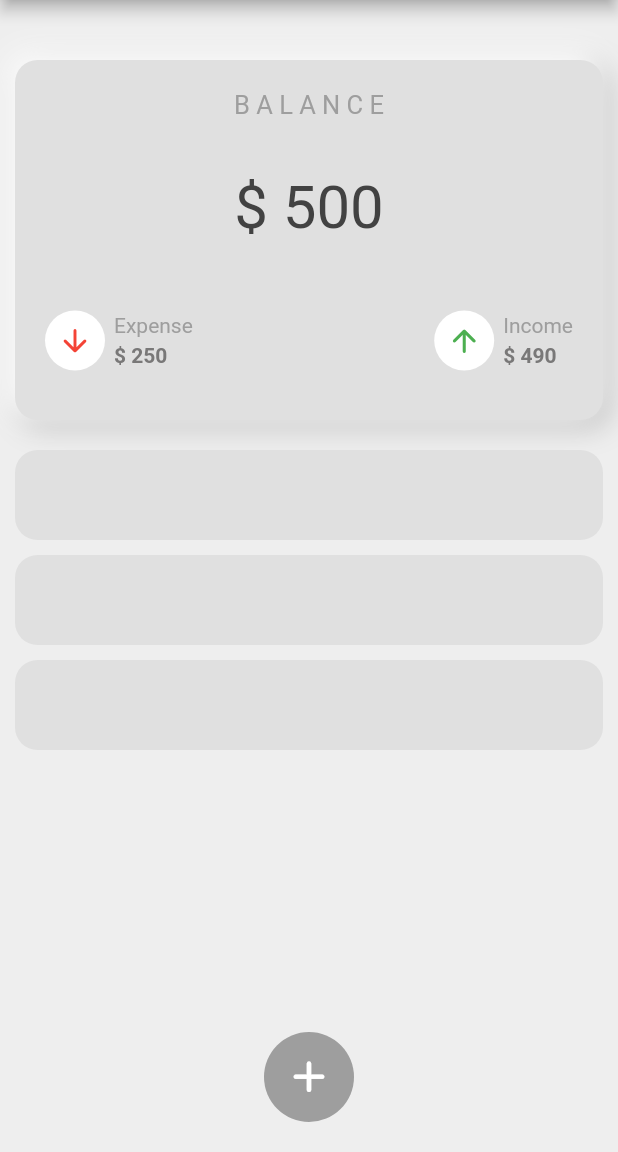
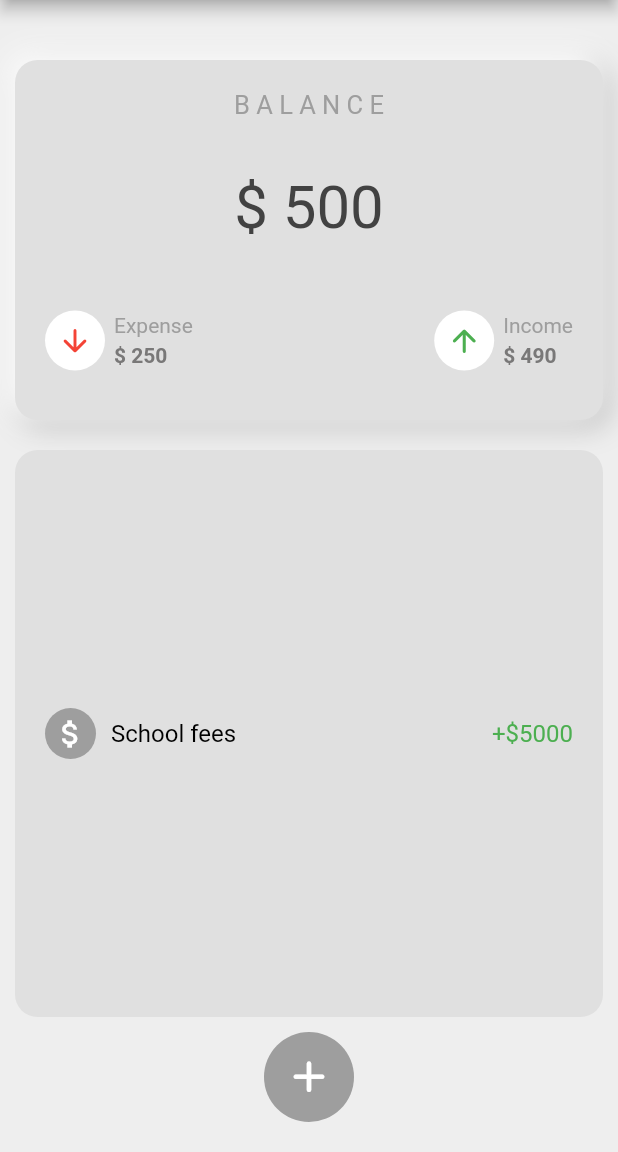
Before and after one commit to Daniel-Grayson/ExpenseTrackerApp, a Flutter app: the screen it shows after launch, on a phone screen of 412 x 824 dp, the part 84-1236 px from its top. Run offline on Flutter 3.47's test engine with Material 2 defaults, Android fonts, the phone set to English and light mode, and no system bars; missing offline and left inert: gsheets; key blocks and very long unbroken strings in the code were emptied for the run.

Commit message:
updated transactions

```diff
--- a/lib/home.dart
+++ b/lib/home.dart
@@ -123,7 +123,11 @@ class _MyAppState extends State<MyApp> {
           income: '490',
         ),
         const Expanded(
-          child: Transactions(),
+          child: Transactions(
+            expenseOrIncome: 'income',
+            money: '5000',
+            transactionName: 'School fees',
+          ),
         ),
         PlusButton(
           function: _addTransaction,
--- a/lib/transactions.dart
+++ b/lib/transactions.dart
@@ -1,29 +1,64 @@
 import 'package:flutter/material.dart';
 
 class Transactions extends StatelessWidget {
-  const Transactions({Key? key}) : super(key: key);
+  const Transactions(
+      {Key? key,
+      required this.transactionName,
+      required this.expenseOrIncome,
+      required this.money})
+      : super(key: key);
+
+  final String transactionName;
+  final String expenseOrIncome;
+  final String money;
 
   @override
   Widget build(BuildContext context) {
     return Padding(
-      padding: const EdgeInsets.only(top: 5.0),
-      child: ListView.builder(
-          itemCount: 3,
-          itemBuilder: ((context, index) {
-            return Padding(
-              padding: const EdgeInsets.symmetric(
-                vertical: 5.0,
-                horizontal: 10.0,
-              ),
-              child: Container(
-                decoration: BoxDecoration(
-                  borderRadius: BorderRadius.circular(15),
-                  color: Colors.grey[300],
-                ),
-                height: 60,
-              ),
-            );
-          })),
-    );
+        padding: const EdgeInsets.all(10.0),
+        child: ClipRRect(
+          borderRadius: BorderRadius.circular(15),
+          child: Container(
+            padding: const EdgeInsets.all(20),
+            color: Colors.grey[300],
+            child: Row(
+                mainAxisAlignment: MainAxisAlignment.spaceBetween,
+                children: [
+                  Row(
+                    children: [
+                      Container(
+                        padding: const EdgeInsets.all(5),
+                        decoration: const BoxDecoration(
+                          shape: BoxShape.circle,
+                          color: Colors.grey,
+                        ),
+                        child: const Center(
+                            child: Icon(
+                          Icons.attach_money_outlined,
+                          color: Colors.white,
+                        )),
+                      ),
+                      const SizedBox(
+                        width: 10,
+                      ),
+                      Text(transactionName,
+                          style: const TextStyle(
+                            fontSize: 16,
+                            color: Colors.black,
+                          )),
+                    ],
+                  ),
+                  Text(
+                    (expenseOrIncome == "expense" ? "-" : "+") + "\$" + money,
+                    style: TextStyle(
+                      fontSize: 16,
+                      color: expenseOrIncome == "expense"
+                          ? Colors.red
+                          : Colors.green,
+                    ),
+                  )
+                ]),
+          ),
+        ));
   }
 }
```
